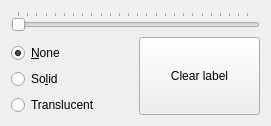
Before: the Qt Designer form BIAL-GUI/ui/labelswidget.ui in GIBIS-UNIFESP/BIAL, drawn with Qt 5.
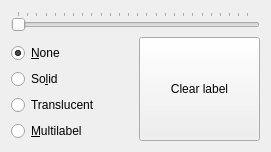
After: the same form once the commit is applied.

Commit message: Multilabel - Colormap interpolation for labels.

Patch:
```diff
--- a/BIAL-GUI/ui/labelswidget.ui
+++ b/BIAL-GUI/ui/labelswidget.ui
@@ -7,19 +7,32 @@
     <x>0</x>
     <y>0</y>
     <width>271</width>
-    <height>122</height>
+    <height>150</height>
    </rect>
   </property>
   <property name="maximumSize">
    <size>
     <width>16777215</width>
-    <height>122</height>
+    <height>150</height>
    </size>
   </property>
   <property name="windowTitle">
    <string>Form</string>
   </property>
   <layout class="QGridLayout" name="gridLayout">
+   <item row="1" column="1" rowspan="5">
+    <widget class="QPushButton" name="pushButton">
+     <property name="sizePolicy">
+      <sizepolicy hsizetype="Minimum" vsizetype="Expanding">
+       <horstretch>0</horstretch>
+       <verstretch>0</verstretch>
+      </sizepolicy>
+     </property>
+     <property name="text">
+      <string>Clear label</string>
+     </property>
+    </widget>
+   </item>
    <item row="0" column="0" colspan="2">
     <widget class="QSlider" name="translucentSlider">
      <property name="enabled">
@@ -36,29 +49,6 @@
      </property>
     </widget>
    </item>
-   <item row="3" column="0">
-    <widget class="QRadioButton" name="solid">
-     <property name="text">
-      <string>So&amp;lid</string>
-     </property>
-     <property name="checked">
-      <bool>false</bool>
-     </property>
-    </widget>
-   </item>
-   <item row="1" column="1" rowspan="4">
-    <widget class="QPushButton" name="pushButton">
-     <property name="sizePolicy">
-      <sizepolicy hsizetype="Minimum" vsizetype="Expanding">
-       <horstretch>0</horstretch>
-       <verstretch>0</verstretch>
-      </sizepolicy>
-     </property>
-     <property name="text">
-      <string>Clear label</string>
-     </property>
-    </widget>
-   </item>
    <item row="2" column="0">
     <widget class="QRadioButton" name="none">
      <property name="text">
@@ -69,6 +59,16 @@
      </property>
     </widget>
    </item>
+   <item row="3" column="0">
+    <widget class="QRadioButton" name="solid">
+     <property name="text">
+      <string>So&amp;lid</string>
+     </property>
+     <property name="checked">
+      <bool>false</bool>
+     </property>
+    </widget>
+   </item>
    <item row="4" column="0">
     <widget class="QRadioButton" name="translucent">
      <property name="text">
@@ -79,6 +79,16 @@
      </property>
     </widget>
    </item>
+   <item row="5" column="0">
+    <widget class="QRadioButton" name="multilabel">
+     <property name="text">
+      <string>&amp;Multilabel</string>
+     </property>
+     <property name="checked">
+      <bool>false</bool>
+     </property>
+    </widget>
+   </item>
   </layout>
  </widget>
  <resources/>
```
The commit also changes 3 other files.
